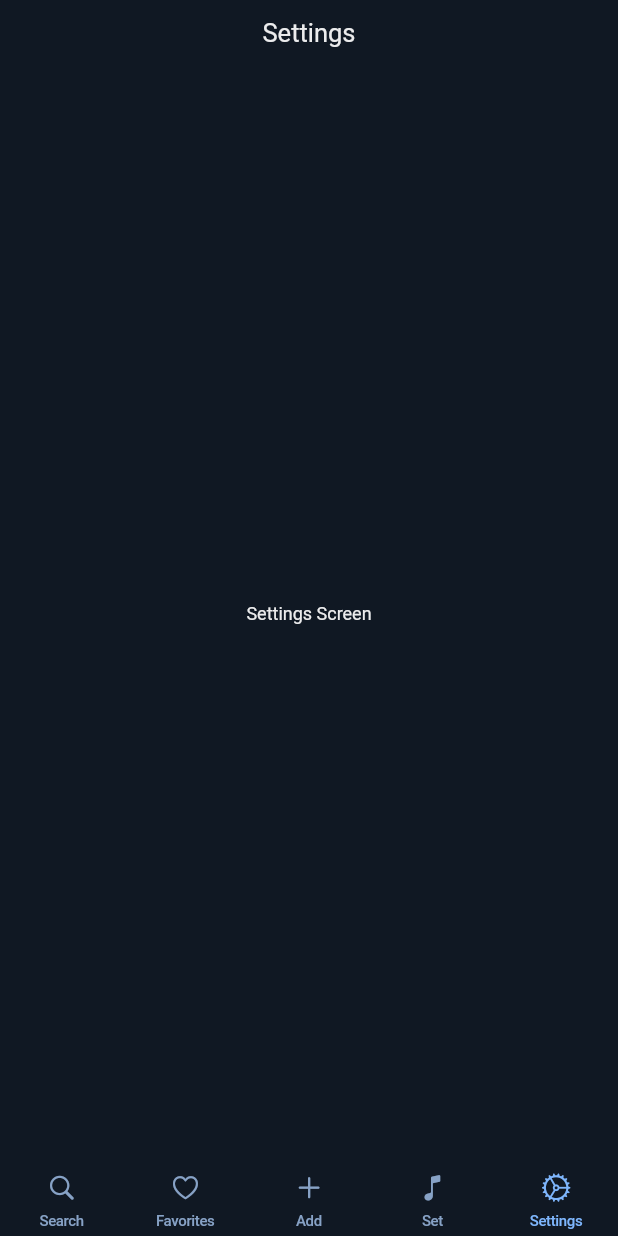
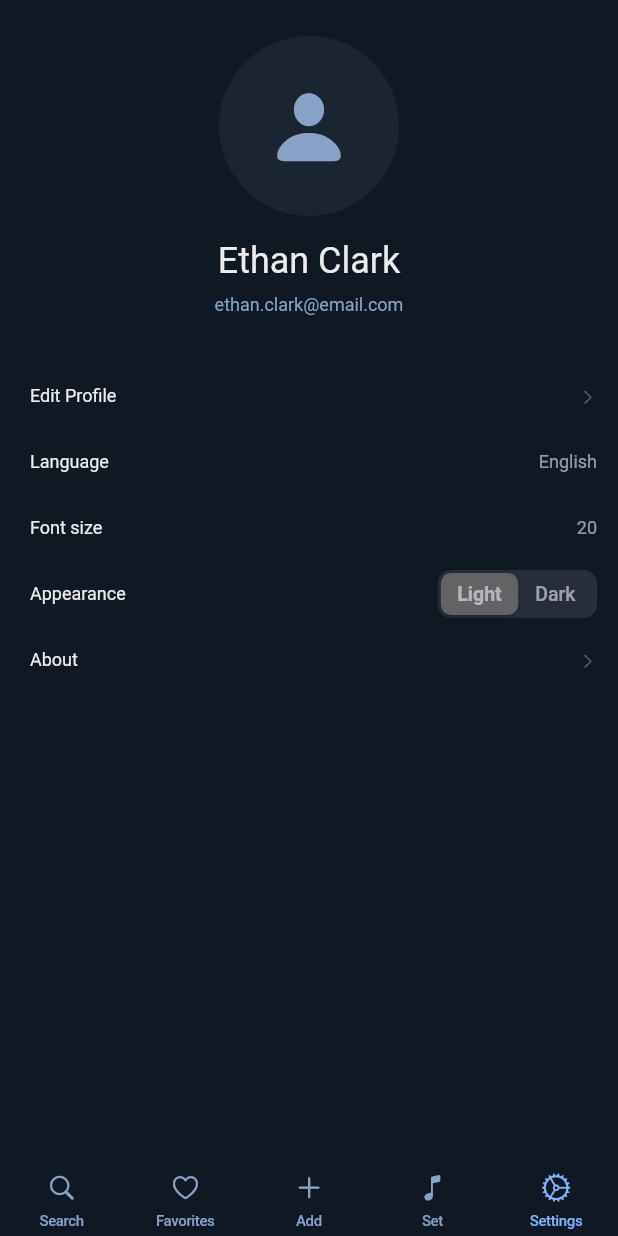
Before and after one commit to margusoe/unitedwoship, a Flutter app: the screen it shows after launch, item 5 of the bottom bar chosen, on a phone screen of 412 x 824 dp. Run offline on Flutter 3.47's test engine with Material 3 defaults, Android fonts, the phone set to English and light mode, and no system bars; our stand-ins replace get_it, shared_preferences, sqflite; accounts and stored records are empty.

Commit message:
Set up settings screen

```diff
--- a/lib/screens/home/home_screen.dart
+++ b/lib/screens/home/home_screen.dart
@@ -2,7 +2,7 @@ import 'package:flutter/cupertino.dart';
 import 'package:unitedwoship/app_theme.dart';
 import 'package:unitedwoship/screens/add/add_screen.dart';
 import 'package:unitedwoship/screens/favorites/favorites_screen.dart';
-import 'package:unitedwoship/screens/profile/profile_screen.dart';
+import 'package:unitedwoship/screens/settings/settings_screen.dart';
 import 'package:unitedwoship/screens/search/search_screen.dart';
 import 'package:unitedwoship/screens/set/set_screen.dart';
 
--- a/lib/screens/profile/profile_screen.dart
+++ /dev/null
@@ -1,22 +0,0 @@
-import 'package:flutter/cupertino.dart';
-
-class SettingsScreen extends StatefulWidget {
-  const SettingsScreen({super.key});
-
-  @override
-  State<SettingsScreen> createState() => _SettingsScreenState();
-}
-
-class _SettingsScreenState extends State<SettingsScreen> {
-  @override
-  Widget build(BuildContext context) {
-    return const CupertinoPageScaffold(
-      navigationBar: CupertinoNavigationBar(
-        middle: Text('Settings'),
-      ),
-      child: Center(
-        child: Text('Settings Screen'),
-      ),
-    );
-  }
-}
--- /dev/null
+++ b/lib/screens/settings/settings_screen.dart
@@ -0,0 +1,95 @@
+import 'package:flutter/cupertino.dart';
+import 'package:unitedwoship/app_theme.dart';
+
+class SettingsScreen extends StatefulWidget {
+  const SettingsScreen({super.key});
+
+  @override
+  State<SettingsScreen> createState() => _SettingsScreenState();
+}
+
+class _SettingsScreenState extends State<SettingsScreen> {
+  double _fontSize = 16.0;
+  int _selectedTheme = 0; // 0 for light, 1 for dark
+
+  @override
+  Widget build(BuildContext context) {
+    return CupertinoPageScaffold(
+      child: CustomScrollView(
+        slivers: [
+          SliverToBoxAdapter(
+            child: Column(
+              children: [
+                const SizedBox(height: 24),
+                Container(
+                  width: 120,
+                  height: 120,
+                  decoration: const BoxDecoration(
+                    shape: BoxShape.circle,
+                    color: AppTheme.surfaceColor,
+                  ),
+                  child: const Icon(
+                    CupertinoIcons.person_fill,
+                    color: AppTheme.secondaryTextColor,
+                    size: 60,
+                  ),
+                ),
+                const SizedBox(height: 16),
+                Text(
+                  'Ethan Clark',
+                  style: AppTheme.titleStyle.copyWith(fontSize: 24),
+                ),
+                const SizedBox(height: 8),
+                const Text(
+                  'ethan.clark@email.com',
+                  style: AppTheme.hintStyle,
+                ),
+                const SizedBox(height: 32),
+              ],
+            ),
+          ),
+          SliverList(
+            delegate: SliverChildListDelegate(
+              [
+                CupertinoListTile(
+                  title: const Text('Edit Profile'),
+                  trailing: const CupertinoListTileChevron(),
+                  onTap: () {},
+                ),
+                CupertinoListTile(
+                  title: const Text('Language'),
+                  additionalInfo: const Text('English'),
+                  onTap: () {},
+                ),
+                CupertinoListTile(
+                  title: const Text('Font size'),
+                  additionalInfo: const Text('20'),
+                  onTap: () {},
+                ),
+                CupertinoListTile(
+                    title: const Text('Appearance'),
+                    additionalInfo: CupertinoSlidingSegmentedControl<int>(
+                      children: const {
+                        0: Text('Light'),
+                        1: Text('Dark'),
+                      },
+                      groupValue: _selectedTheme,
+                      onValueChanged: (value) {
+                        setState(() {
+                          _selectedTheme = value!;
+                        });
+                      },
+                    )),
+                CupertinoListTile(
+                  title: const Text('About'),
+                  trailing: const CupertinoListTileChevron(),
+                  onTap: () {},
+                ),
+              ],
+            ),
+          ),
+        ],
+      ),
+    );
+  }
+}
```
